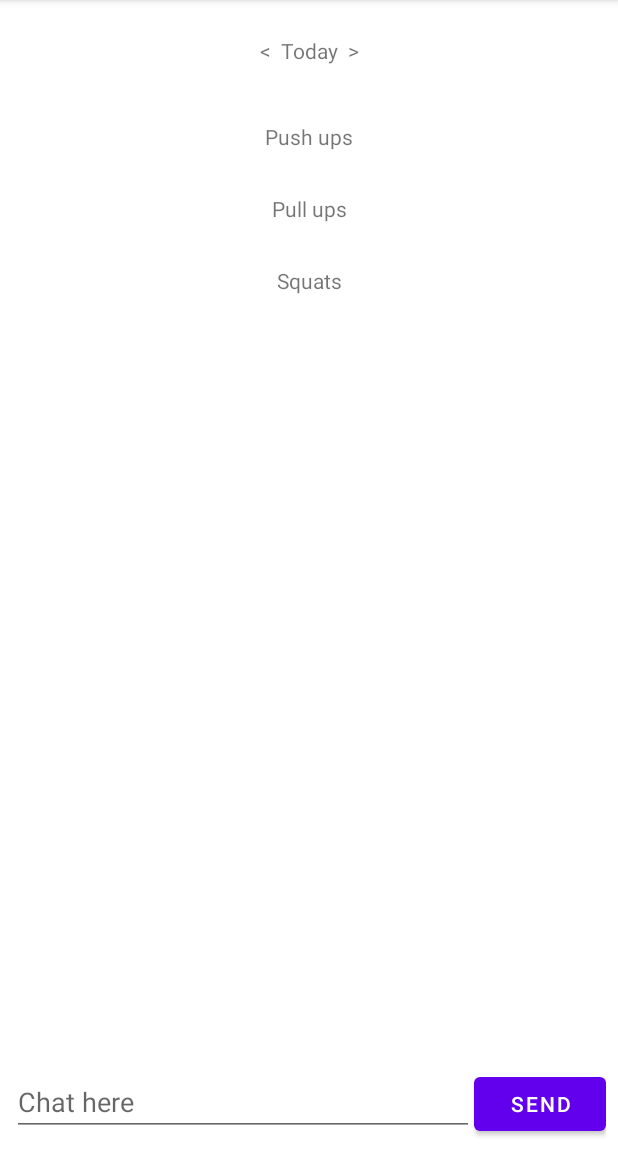
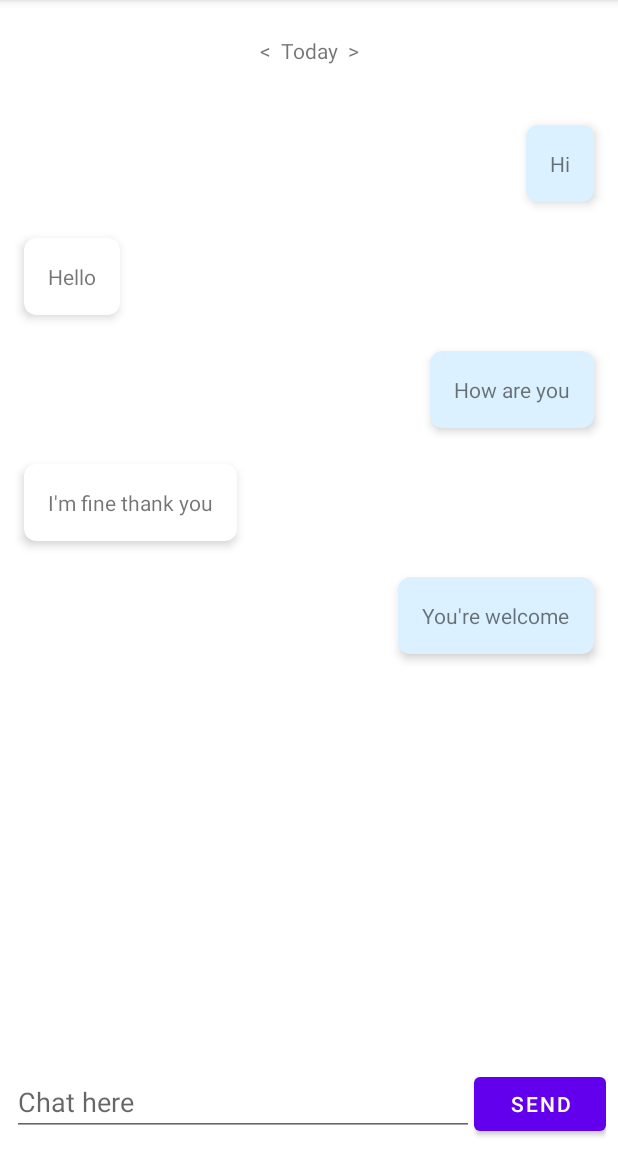
Before and after one commit to ryben/workout, an Android app: the screen it shows after launch (MainActivity), on a phone screen of 412 x 824 dp, the part 84-1236 px from its top. Run offline under Robolectric (Android 15) with nearby library versions, the light colour scheme and no system bars; our stand-ins replace navigation-ui.

Commit message:
Display chats in recyclerview using 2 viewholders

```diff
--- a/app/src/main/java/com/example/workoutaiassistant/MainActivity.kt
+++ b/app/src/main/java/com/example/workoutaiassistant/MainActivity.kt
@@ -2,16 +2,15 @@ package com.example.workoutaiassistant
 
 import android.os.Bundle
 import android.view.Menu
-import com.google.android.material.snackbar.Snackbar
-import com.google.android.material.navigation.NavigationView
+import androidx.appcompat.app.AppCompatActivity
+import androidx.drawerlayout.widget.DrawerLayout
 import androidx.navigation.findNavController
 import androidx.navigation.ui.AppBarConfiguration
 import androidx.navigation.ui.navigateUp
 import androidx.navigation.ui.setupActionBarWithNavController
 import androidx.navigation.ui.setupWithNavController
-import androidx.drawerlayout.widget.DrawerLayout
-import androidx.appcompat.app.AppCompatActivity
 import com.example.workoutaiassistant.databinding.ActivityMainBinding
+import com.google.android.material.navigation.NavigationView
 
 class MainActivity : AppCompatActivity() {
 
@@ -26,10 +25,6 @@ class MainActivity : AppCompatActivity() {
 
         setSupportActionBar(binding.appBarMain.toolbar)
 
-        binding.appBarMain.fab.setOnClickListener { view ->
-            Snackbar.make(view, "Replace with your own action", Snackbar.LENGTH_LONG)
-                .setAction("Action", null).show()
-        }
         val drawerLayout: DrawerLayout = binding.drawerLayout
         val navView: NavigationView = binding.navView
         val navController = findNavController(R.id.nav_host_fragment_content_main)
--- a/app/src/main/java/com/example/workoutaiassistant/ui/home/HomeFragment.kt
+++ b/app/src/main/java/com/example/workoutaiassistant/ui/home/HomeFragment.kt
@@ -34,11 +34,12 @@ class HomeFragment : Fragment() {
             textView.text = it
         }
 
-        val recyclerView = binding.rvWorkouts
-        val adapter = RvAdapter(listOf("Push ups", "Pull ups", "Squats"))
-        recyclerView.adapter = adapter
+        val recyclerView = binding.rvChat
         recyclerView.layoutManager = LinearLayoutManager(context)
 
+        homeViewModel.chats.observe(viewLifecycleOwner) {
+            recyclerView.adapter = RvChatAdapter(it)
+        }
         return root
     }
 
--- a/app/src/main/java/com/example/workoutaiassistant/ui/home/HomeViewModel.kt
+++ b/app/src/main/java/com/example/workoutaiassistant/ui/home/HomeViewModel.kt
@@ -3,6 +3,8 @@ package com.example.workoutaiassistant.ui.home
 import androidx.lifecycle.LiveData
 import androidx.lifecycle.MutableLiveData
 import androidx.lifecycle.ViewModel
+import com.example.workoutaiassistant.ui.home.model.Chat
+import com.example.workoutaiassistant.ui.home.model.Sender
 
 class HomeViewModel : ViewModel() {
 
@@ -10,4 +12,20 @@ class HomeViewModel : ViewModel() {
         value = "<  Today  >"
     }
     val textDay: LiveData<String> = _textDay
+
+    private val _chats = MutableLiveData<List<Chat>>().apply {
+        value = getChats()
+    }
+    val chats: LiveData<List<Chat>> = _chats
+
+    private fun getChats(): List<Chat> {
+        return listOf(
+            Chat("Hi", Sender.YOU),
+            Chat("Hello", Sender.HIM),
+            Chat("How are you", Sender.YOU),
+            Chat("I'm fine thank you", Sender.HIM),
+            Chat("You're welcome", Sender.YOU)
+        )
+    }
+
 }
--- /dev/null
+++ b/app/src/main/java/com/example/workoutaiassistant/ui/home/RvChatAdapter.kt
@@ -0,0 +1,73 @@
+package com.example.workoutaiassistant.ui.home
+
+import android.view.LayoutInflater
+import android.view.View
+import android.view.ViewGroup
+import android.widget.TextView
+import androidx.recyclerview.widget.RecyclerView
+import androidx.recyclerview.widget.RecyclerView.ViewHolder
+import com.example.workoutaiassistant.R
+import com.example.workoutaiassistant.ui.home.model.Chat
+import com.example.workoutaiassistant.ui.home.model.Sender
+import java.lang.Exception
+
+class RvChatAdapter(private val chats: List<Chat>) : RecyclerView.Adapter<ViewHolder>() {
+
+    companion object {
+        private const val CHAT_YOU = 0
+        private const val CHAT_HIM = 1
+    }
+
+    override fun onCreateViewHolder(parent: ViewGroup, viewType: Int): ViewHolder {
+        val layoutInflater = LayoutInflater.from(parent.context)
+        return when (viewType) {
+            CHAT_YOU -> {
+                val view = layoutInflater.inflate(R.layout.rv_chat_you, parent, false)
+                RvChatYouViewHolder(view)
+            }
+
+            CHAT_HIM -> {
+                val view = layoutInflater.inflate(R.layout.rv_chat_him, parent, false)
+                RvChatYouViewHolder(view)
+            }
+
+            else -> {
+                throw Exception("Invalid view type")
+            }
+        }
+    }
+
+    override fun getItemViewType(position: Int): Int {
+        return when (chats[position].sender) {
+            Sender.YOU -> CHAT_YOU
+            Sender.HIM -> CHAT_HIM
+        }
+    }
+
+    override fun getItemCount(): Int {
+        return chats.size
+    }
+
+    override fun onBindViewHolder(holder: ViewHolder, position: Int) {
+        when (holder) {
+            is RvChatYouViewHolder -> holder.bind(chats.get(position))
+            is RvChatHimViewHolder -> holder.bind(chats.get(position))
+        }
+    }
+
+}
+
+
+class RvChatYouViewHolder(itemView: View) : ViewHolder(itemView) {
+    private val textChat = itemView.findViewById<TextView>(R.id.text_chat)
+    fun bind(chat: Chat) {
+        textChat.text = chat.text
+    }
+}
+
+class RvChatHimViewHolder(itemView: View) : ViewHolder(itemView) {
+    private val textChat = itemView.findViewById<TextView>(R.id.text_chat)
+    fun bind(chat: Chat) {
+        textChat.text = chat.text
+    }
+}
--- a/app/src/main/java/com/example/workoutaiassistant/ui/home/RvAdapter.kt
+++ b/app/src/main/java/com/example/workoutaiassistant/ui/home/RvWorkoutAdapter.kt
@@ -6,24 +6,24 @@ import androidx.recyclerview.widget.RecyclerView
 import androidx.recyclerview.widget.RecyclerView.ViewHolder
 import com.example.workoutaiassistant.databinding.RvItemWorkoutBinding
 
-class RvAdapter(private val workouts: List<String>) : RecyclerView.Adapter<RvItemViewHolder>() {
-    override fun onCreateViewHolder(parent: ViewGroup, viewType: Int): RvItemViewHolder {
+class RvWorkoutAdapter(private val workouts: List<String>) : RecyclerView.Adapter<RvWorkoutItemViewHolder>() {
+    override fun onCreateViewHolder(parent: ViewGroup, viewType: Int): RvWorkoutItemViewHolder {
         val layoutInflater = LayoutInflater.from(parent.context)
         val binding = RvItemWorkoutBinding.inflate(layoutInflater, parent, false)
-        return RvItemViewHolder(binding)
+        return RvWorkoutItemViewHolder(binding)
     }
 
     override fun getItemCount(): Int {
         return workouts.size
     }
 
-    override fun onBindViewHolder(holder: RvItemViewHolder, position: Int) {
+    override fun onBindViewHolder(holder: RvWorkoutItemViewHolder, position: Int) {
         holder.bind(workouts.get(position))
     }
 
 }
 
-class RvItemViewHolder(private val binding: RvItemWorkoutBinding) : ViewHolder(binding.root) {
+class RvWorkoutItemViewHolder(private val binding: RvItemWorkoutBinding) : ViewHolder(binding.root) {
     fun bind(text: String) {
         binding.rvItemTextWorkout.text = text
     }
--- /dev/null
+++ b/app/src/main/java/com/example/workoutaiassistant/ui/home/model/Chat.kt
@@ -0,0 +1,3 @@
+package com.example.workoutaiassistant.ui.home.model
+
+data class Chat(val text: String, val sender: Sender)
--- /dev/null
+++ b/app/src/main/java/com/example/workoutaiassistant/ui/home/model/Sender.kt
@@ -0,0 +1,5 @@
+package com.example.workoutaiassistant.ui.home.model
+
+enum class Sender {
+    YOU, HIM
+}
--- a/app/src/main/res/layout/app_bar_main.xml
+++ b/app/src/main/res/layout/app_bar_main.xml
@@ -34,25 +34,16 @@
             android:layout_width="0dp"
             android:layout_height="wrap_content"
             android:layout_weight="1"
-            android:hint="Chat here"/>
+            android:inputType="text"
+            android:hint="@string/chat_here"
+            android:autofillHints="" />
 
         <Button
             android:layout_width="wrap_content"
             android:layout_height="wrap_content"
-            android:text="Send"/>
+            android:text="@string/send"/>
 
     </LinearLayout>
 
 
-
-    <com.google.android.material.floatingactionbutton.FloatingActionButton
-        android:id="@+id/fab"
-        android:visibility="gone"
-        android:layout_width="wrap_content"
-        android:layout_height="wrap_content"
-        android:layout_gravity="bottom|end"
-        android:layout_marginEnd="@dimen/fab_margin"
-        android:layout_marginBottom="16dp"
-        app:srcCompat="@android:drawable/ic_dialog_email" />
-
 </androidx.coordinatorlayout.widget.CoordinatorLayout>
--- a/app/src/main/res/layout/fragment_home.xml
+++ b/app/src/main/res/layout/fragment_home.xml
@@ -18,7 +18,7 @@
 
 
     <androidx.recyclerview.widget.RecyclerView
-        android:id="@+id/rvWorkouts"
+        android:id="@+id/rvChat"
         android:layout_width="match_parent"
         android:layout_height="0dp"
         android:layout_marginTop="24dp"
--- /dev/null
+++ b/app/src/main/res/layout/rv_chat_him.xml
@@ -0,0 +1,31 @@
+<?xml version="1.0" encoding="utf-8"?>
+<androidx.constraintlayout.widget.ConstraintLayout xmlns:android="http://schemas.android.com/apk/res/android"
+    xmlns:app="http://schemas.android.com/apk/res-auto"
+    xmlns:tools="http://schemas.android.com/tools"
+    android:layout_width="match_parent"
+    android:clipToPadding="false"
+    android:layout_height="wrap_content"
+    android:padding="8dp">
+
+    <com.google.android.material.card.MaterialCardView
+        android:layout_width="wrap_content"
+        android:layout_height="wrap_content"
+        android:layout_margin="8dp"
+        app:cardCornerRadius="8dp"
+        app:cardElevation="4dp"
+        app:layout_constraintStart_toStartOf="parent"
+        app:layout_constraintTop_toTopOf="parent">
+
+        <TextView
+            android:id="@+id/text_chat"
+            android:layout_width="match_parent"
+            android:layout_height="wrap_content"
+            android:padding="16dp"
+            android:singleLine="false"
+            android:textAlignment="textStart"
+            tools:text="Hello there, how are you doing?\nWhat's up" />
+
+    </com.google.android.material.card.MaterialCardView>
+
+
+</androidx.constraintlayout.widget.ConstraintLayout>
--- /dev/null
+++ b/app/src/main/res/layout/rv_chat_you.xml
@@ -0,0 +1,32 @@
+<?xml version="1.0" encoding="utf-8"?>
+<androidx.constraintlayout.widget.ConstraintLayout xmlns:android="http://schemas.android.com/apk/res/android"
+    xmlns:app="http://schemas.android.com/apk/res-auto"
+    xmlns:tools="http://schemas.android.com/tools"
+    android:layout_width="match_parent"
+    android:padding="8dp"
+    android:clipToPadding="false"
+    android:layout_height="wrap_content">
+
+    <com.google.android.material.card.MaterialCardView
+        android:layout_width="wrap_content"
+        android:layout_height="wrap_content"
+        android:layout_margin="8dp"
+        app:cardBackgroundColor="#DCF1FF"
+        app:cardCornerRadius="8dp"
+        app:cardElevation="4dp"
+        app:layout_constraintEnd_toEndOf="parent"
+        app:layout_constraintTop_toTopOf="parent">
+
+        <TextView
+            android:id="@+id/text_chat"
+            android:layout_width="match_parent"
+            android:layout_height="wrap_content"
+            android:padding="16dp"
+            android:singleLine="false"
+            android:textAlignment="textStart"
+            tools:text="I'm doing great!" />
+
+    </com.google.android.material.card.MaterialCardView>
+
+
+</androidx.constraintlayout.widget.ConstraintLayout>
--- /dev/null
+++ b/app/src/main/res/raw/convo_sample_1.json
@@ -0,0 +1,32 @@
+[
+    {
+      "sender": "You",
+      "message": "Hey, how are you doing today?",
+      "timestamp": "2023-11-18T10:00:00"
+    },
+    {
+      "sender": "Friend",
+      "message": "I'm doing well, thanks! How about you?",
+      "timestamp": "2023-11-18T10:01:30"
+    },
+    {
+      "sender": "You",
+      "message": "I'm good too. Just getting ready for work.",
+      "timestamp": "2023-11-18T10:02:15"
+    },
+    {
+      "sender": "Friend",
+      "message": "Oh nice. What's on your agenda today?",
+      "timestamp": "2023-11-18T10:03:45"
+    },
+    {
+      "sender": "You",
+      "message": "Just the usual meetings and project work. How about you?",
+      "timestamp": "2023-11-18T10:04:30"
+    },
+    {
+      "sender": "Friend",
+      "message": "I have a day off, so probably just going to relax.",
+      "timestamp": "2023-11-18T10:05:00"
+    }
+]
--- a/app/src/main/res/values/strings.xml
+++ b/app/src/main/res/values/strings.xml
@@ -11,4 +11,6 @@
     <string name="menu_gallery">Gallery</string>
     <string name="menu_slideshow">Slideshow</string>
     <string name="start_workouts">Start Workouts</string>
+    <string name="chat_here">Chat here</string>
+    <string name="send">Send</string>
 </resources>
```
